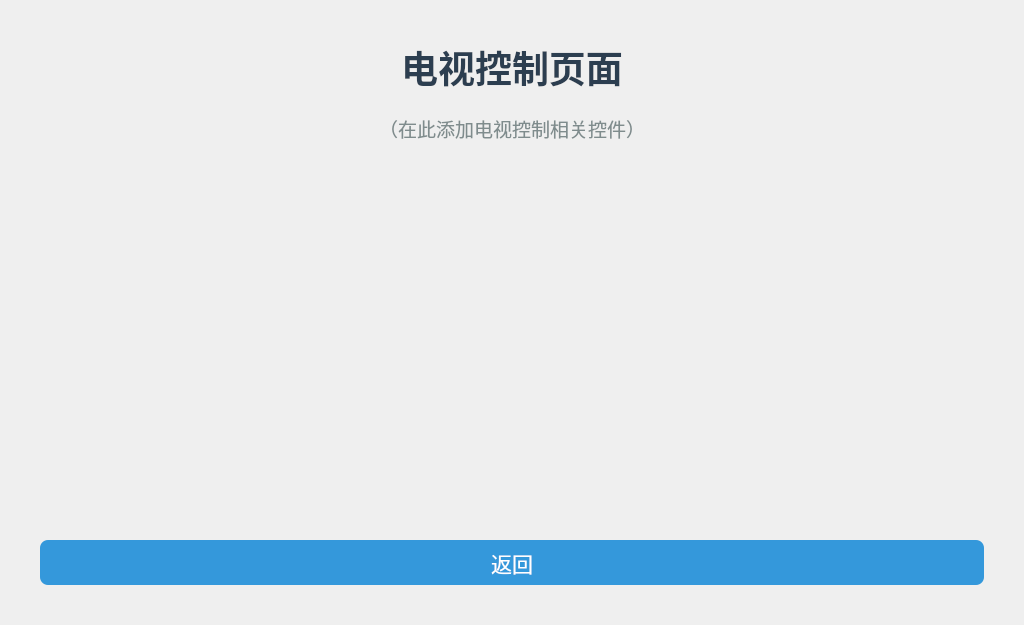
zwq1270033721/my_mp157_smart_home_panel, file ui/TvDialog.ui: the form before one commit.
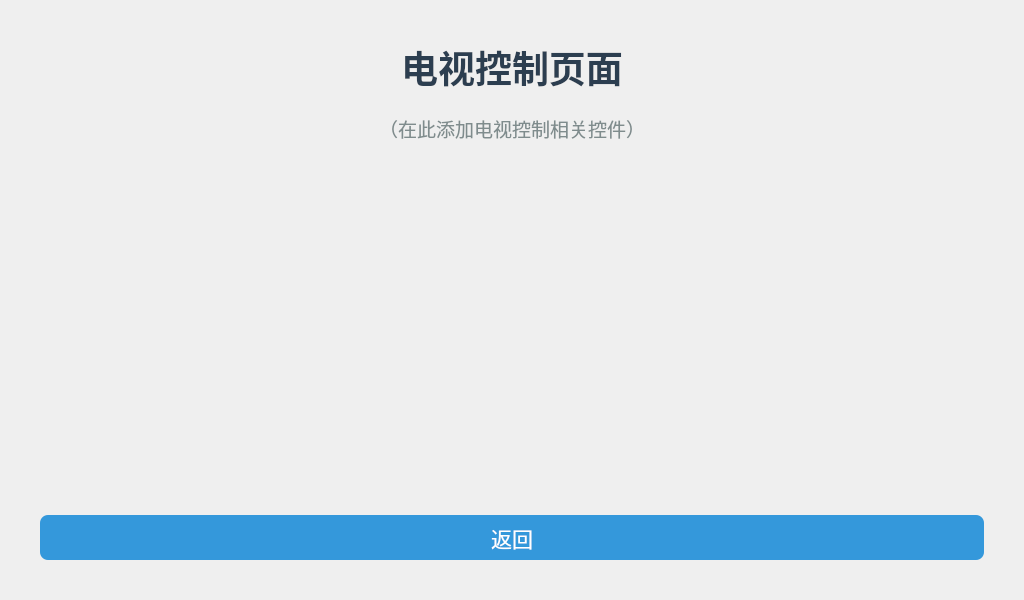
The form after the commit.

```diff
--- a/ui/TvDialog.ui
+++ b/ui/TvDialog.ui
@@ -7,19 +7,19 @@
     <x>0</x>
     <y>0</y>
     <width>1024</width>
-    <height>625</height>
+    <height>600</height>
    </rect>
   </property>
   <property name="minimumSize">
    <size>
     <width>1024</width>
-    <height>625</height>
+    <height>600</height>
    </size>
   </property>
   <property name="maximumSize">
    <size>
     <width>1024</width>
-    <height>625</height>
+    <height>600</height>
    </size>
   </property>
   <property name="windowTitle">
```
